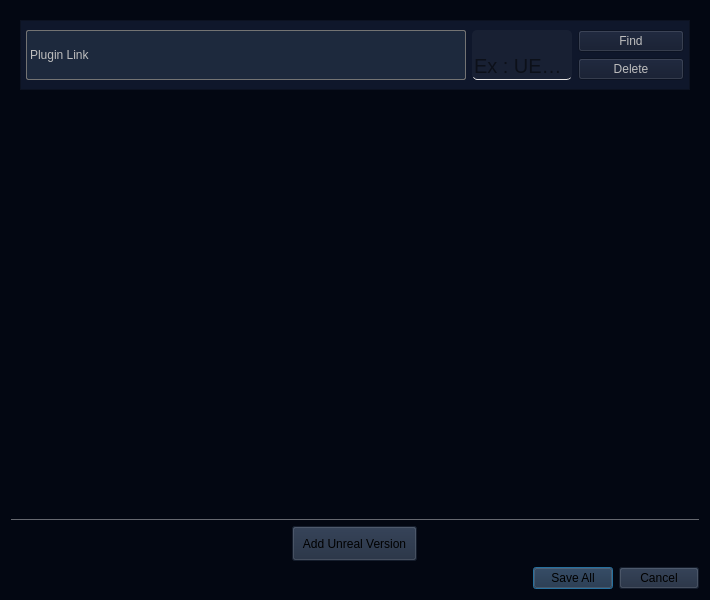
Old version of the form PluginBuilder/unrealversions.ui in the repository Mecanes-Org/PluginBuilder-source.
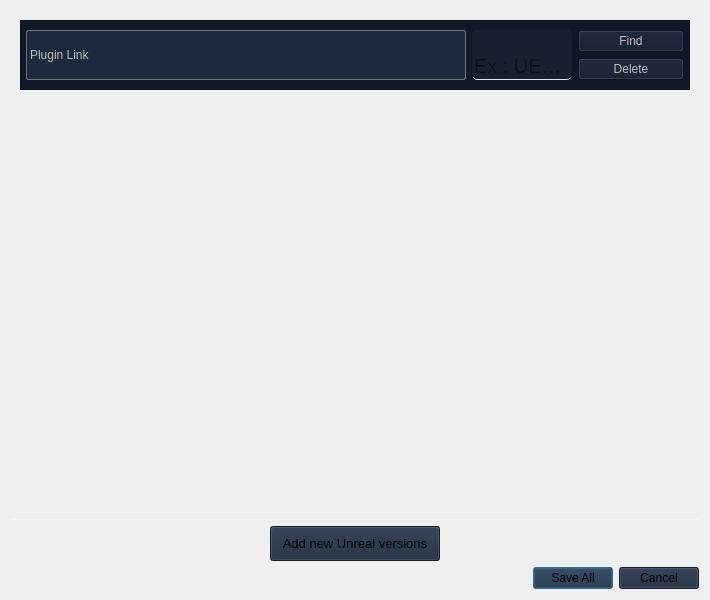
New version of the form.

Patch:
```diff
--- a/PluginBuilder/unrealversions.ui
+++ b/PluginBuilder/unrealversions.ui
@@ -34,7 +34,6 @@
 	border-bottom: 1px solid rgba(255, 255, 255, 100);
 }
 
-QDialog{ background-color: #030712; }
 
 QScrollArea{
 	border: none; 
@@ -42,7 +41,7 @@
 }
 
 QFrame#frame_ue{
-	background-color: #0F172B;
+	background-color: #101828;
 }
 
 QLabel#label_pluginPath{
@@ -272,21 +271,26 @@
      </property>
      <property name="minimumSize">
       <size>
-       <width>125</width>
+       <width>170</width>
        <height>35</height>
       </size>
      </property>
      <property name="maximumSize">
       <size>
-       <width>100</width>
+       <width>170</width>
        <height>30</height>
       </size>
      </property>
+     <property name="font">
+      <font>
+       <pointsize>10</pointsize>
+      </font>
+     </property>
      <property name="cursor">
       <cursorShape>PointingHandCursor</cursorShape>
      </property>
      <property name="text">
-      <string>Add Unreal Version</string>
+      <string>Add new Unreal versions</string>
      </property>
     </widget>
    </item>
```
